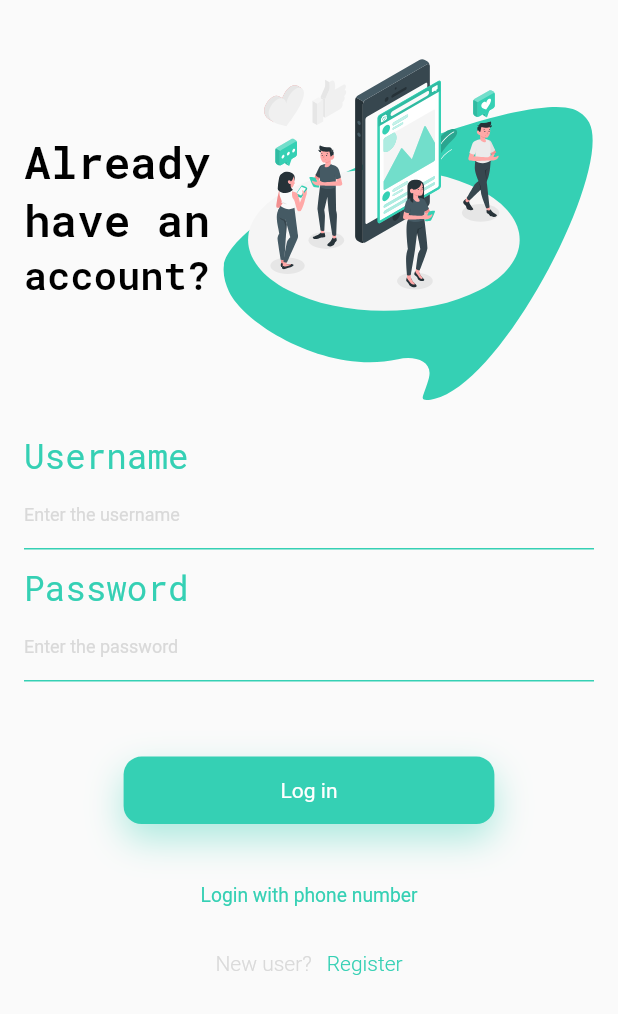
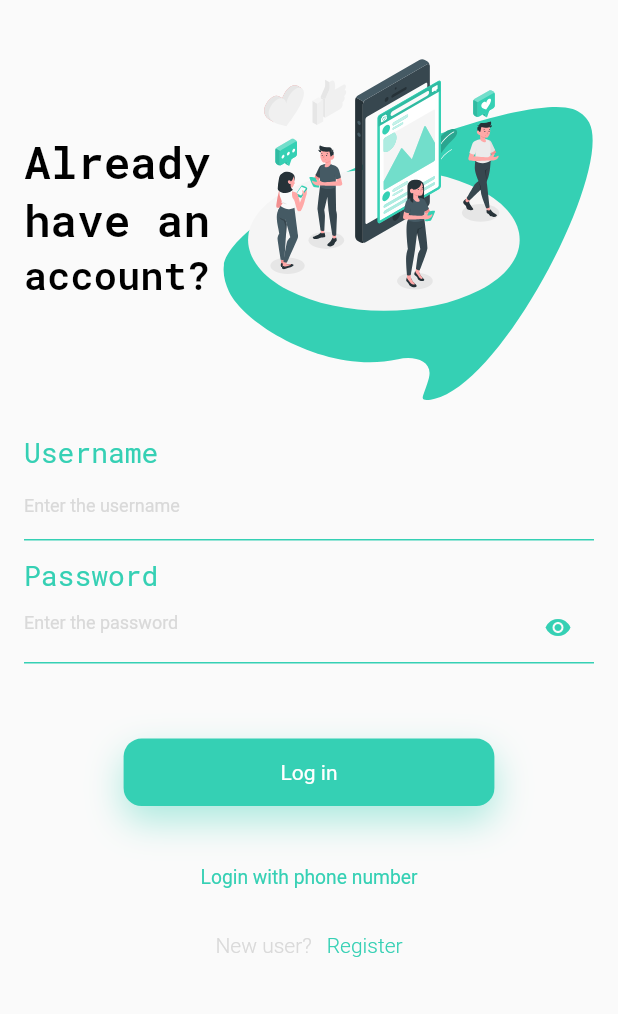
Before and after one commit to hoaichuongCKC/post_social_media, a Flutter app: the screen it shows after launch, after a tap on "Log in", after a tap on "Login with username && password", on a phone screen of 412 x 824 dp. Shown: the top 1014 px of the screen. Run offline on Flutter 3.47's test engine with Material 2 defaults, Android fonts, the phone set to English and light mode, and no system bars; our stand-ins replace flutter_spinkit, flutter_svg, google_fonts, pin_code_fields.

Commit message:
add page otp

```diff
--- /dev/null
+++ b/lib/common/animations/screen_push/slide_to_left.dart
@@ -0,0 +1,22 @@
+import 'package:flutter/material.dart';
+
+class SlideToLeft extends PageRouteBuilder {
+  final Widget child;
+  SlideToLeft({required this.child})
+      : super(
+          pageBuilder: (context, animation, secondaryAnimation) => child,
+          transitionsBuilder: (context, animation, secondaryAnimation, child) {
+            const begin = Offset(1.0, 0.0);
+            const end = Offset.zero;
+            const curve = Curves.ease;
+
+            var tween =
+                Tween(begin: begin, end: end).chain(CurveTween(curve: curve));
+
+            return SlideTransition(
+              position: animation.drive(tween),
+              child: child,
+            );
+          },
+        );
+}
--- a/lib/config/routes.dart
+++ b/lib/config/routes.dart
@@ -1,5 +1,7 @@
 import 'package:flutter/material.dart';
+import 'package:post_media_social/common/animations/screen_push/slide_to_left.dart';
 import 'package:post_media_social/pages/login/login_page.dart';
+import 'package:post_media_social/pages/otp/otp_page.dart';
 import 'package:post_media_social/pages/splash/splash_page.dart';
 
 class AppRoutes {
@@ -12,6 +14,8 @@ class AppRoutes {
         return MaterialPageRoute(builder: (_) => const SplashPage());
       case "/login":
         return MaterialPageRoute(builder: (_) => const LoginPage());
+      case "/login/otp":
+        return SlideToLeft(child: const OtpPage());
       default:
         return _errorRoute();
     }
--- a/lib/pages/login/components/form_login_username_pass.dart
+++ b/lib/pages/login/components/form_login_username_pass.dart
@@ -13,13 +13,14 @@ class FormLoginUsernamePassword extends StatelessWidget {
   final TextEditingController controllersecond;
   @override
   Widget build(BuildContext context) {
+    bool isShowPassword = true;
     return Column(
       crossAxisAlignment: CrossAxisAlignment.center,
       children: [
         ConstrainedBox(
           constraints: const BoxConstraints(
-            maxHeight: 30.0,
-            minHeight: 20.0,
+            maxHeight: 24.0,
+            minHeight: 16.0,
           ),
           child: SizedBox(
             width: size.width,
@@ -28,7 +29,7 @@ class FormLoginUsernamePassword extends StatelessWidget {
               alignment: Alignment.centerLeft,
               child: Text(
                 'Username',
-                style: AppStyleText.normalStyleColor,
+                style: AppStyleText.smallStyleColor,
               ),
             ),
           ),
@@ -41,6 +42,10 @@ class FormLoginUsernamePassword extends StatelessWidget {
             }
             return null;
           },
+          style: const TextStyle(
+            fontSize: 14.0,
+            color: AppColors.disable,
+          ),
           decoration: const InputDecoration(
             errorStyle: TextStyle(
               fontSize: 12.0,
@@ -71,8 +76,8 @@ class FormLoginUsernamePassword extends StatelessWidget {
         ),
         ConstrainedBox(
           constraints: const BoxConstraints(
-            maxHeight: 30.0,
-            minHeight: 20.0,
+            maxHeight: 24.0,
+            minHeight: 16.0,
           ),
           child: SizedBox(
             width: size.width,
@@ -81,13 +86,14 @@ class FormLoginUsernamePassword extends StatelessWidget {
               alignment: Alignment.centerLeft,
               child: Text(
                 'Password',
-                style: AppStyleText.normalStyleColor,
+                style: AppStyleText.smallStyleColor,
               ),
             ),
           ),
         ),
-        TextFormField(
-          obscureText: true,
+        StatefulBuilder(builder: (context, setState) {
+          return TextFormField(
+            obscureText: isShowPassword,
             controller: controllersecond,
             validator: (value) {
               if (value!.isEmpty) {
@@ -95,28 +101,45 @@ class FormLoginUsernamePassword extends StatelessWidget {
               }
               return null;
             },
-          decoration: const InputDecoration(
-            errorStyle: TextStyle(
+            style: const TextStyle(
+              fontSize: 14.0,
+              color: AppColors.disable,
+            ),
+            decoration: InputDecoration(
+              errorStyle: const TextStyle(
                 fontSize: 12.0,
                 color: Colors.red,
               ),
+              suffixIcon: InkWell(
+                onTap: () {
+                  isShowPassword = !isShowPassword;
+                  setState(() {});
+                },
+                borderRadius: const BorderRadius.all(Radius.circular(16.0)),
+                child: Icon(
+                  isShowPassword ? Icons.visibility : Icons.visibility_off,
+                  size: 18.0,
+                  color: AppColors.primary,
+                ),
+              ),
               hintText: 'Enter the password',
-            hintStyle: TextStyle(
+              hintStyle: const TextStyle(
                 fontSize: 12.0,
                 color: AppColors.disable,
               ),
-            border: UnderlineInputBorder(
+              border: const UnderlineInputBorder(
                 borderSide: BorderSide(
                   color: AppColors.primary,
                 ),
               ),
-            enabledBorder: UnderlineInputBorder(
+              enabledBorder: const UnderlineInputBorder(
                 borderSide: BorderSide(
                   color: AppColors.primary,
                 ),
               ),
             ),
-        ),
+          );
+        }),
       ],
     );
   }
--- a/lib/pages/login/login_page.dart
+++ b/lib/pages/login/login_page.dart
@@ -2,6 +2,7 @@ import 'package:flutter/material.dart';
 import 'package:flutter_svg/flutter_svg.dart';
 import 'package:post_media_social/common/widgets/button_cts.dart';
 import 'package:post_media_social/config/colors.dart';
+import 'package:post_media_social/config/routes.dart';
 import 'package:post_media_social/config/style_text.dart';
 import 'package:post_media_social/pages/login/components/form_login_phone.dart';
 import 'package:post_media_social/pages/login/components/form_login_username_pass.dart';
@@ -76,7 +77,9 @@ class _LoginPageState extends State<LoginPage> {
                     ButtonCustom(
                       text: "Log in",
                       onPressed: () {
-                        if (form.currentState!.validate()) {}
+                        if (form.currentState!.validate()) {
+                          AppRoutes.pushNamed("/login/otp");
+                        }
                       },
                       width: size.width * 0.6,
                       height: size.height * .06,
--- a/pubspec.yaml
+++ b/pubspec.yaml
@@ -32,6 +32,7 @@ dependencies:
   #font_text
   google_fonts: ^3.0.1
   flutter_spinkit: ^5.1.0
+  pin_code_fields: ^7.4.0
 
 dev_dependencies:
 
```
Also changed, not shown: lib/pages/otp/otp_page.dart (added, +232 -0 lines), assets/images/img-otp.svg (added), pubspec.lock. Lines whose indentation alone changed are shown as unchanged.
